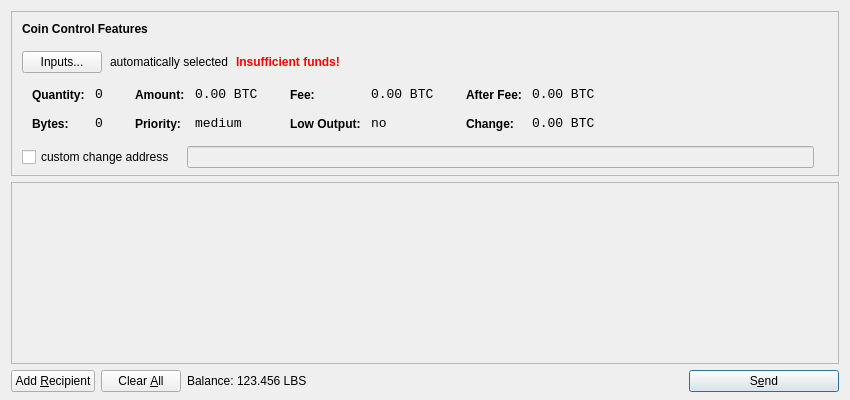
First picture: the form in src/qt/forms/sendcoinsdialog.ui, repository liteblocks-project/liteblocks, before the edit.
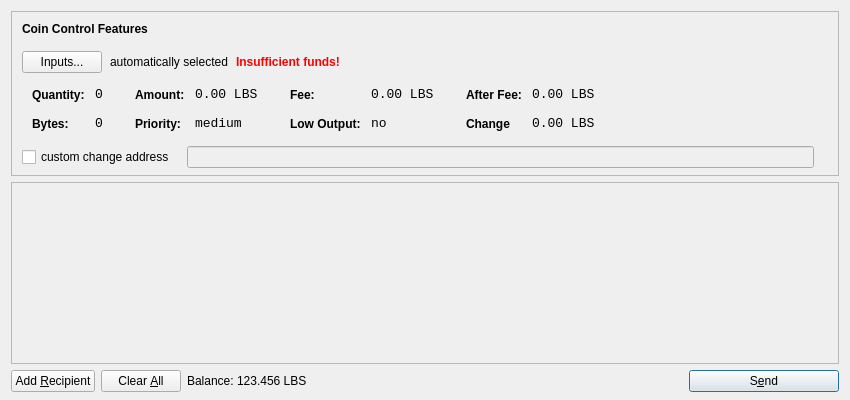
Second picture: the form after the edit. Icons and pictures are not drawn.

What changed in the file:
```diff
--- a/src/qt/forms/sendcoinsdialog.ui
+++ b/src/qt/forms/sendcoinsdialog.ui
@@ -321,7 +321,7 @@
                   <enum>Qt::ActionsContextMenu</enum>
                  </property>
                  <property name="text">
-                  <string notr="true">0.00 BTC</string>
+                  <string>0.00 LBS</string>
                  </property>
                  <property name="textInteractionFlags">
                   <set>Qt::LinksAccessibleByMouse|Qt::TextSelectableByKeyboard|Qt::TextSelectableByMouse</set>
@@ -407,7 +407,7 @@
                   <enum>Qt::ActionsContextMenu</enum>
                  </property>
                  <property name="text">
-                  <string notr="true">0.00 BTC</string>
+                  <string>0.00 LBS</string>
                  </property>
                  <property name="textInteractionFlags">
                   <set>Qt::LinksAccessibleByMouse|Qt::TextSelectableByKeyboard|Qt::TextSelectableByMouse</set>
@@ -493,7 +493,7 @@
                   <enum>Qt::ActionsContextMenu</enum>
                  </property>
                  <property name="text">
-                  <string notr="true">0.00 BTC</string>
+                  <string>0.00 LBS</string>
                  </property>
                  <property name="textInteractionFlags">
                   <set>Qt::LinksAccessibleByMouse|Qt::TextSelectableByKeyboard|Qt::TextSelectableByMouse</set>
@@ -506,7 +506,7 @@
                   <string notr="true">font-weight:bold;</string>
                  </property>
                  <property name="text">
-                  <string>Change:</string>
+                  <string>Change</string>
                  </property>
                 </widget>
                </item>
@@ -525,7 +525,7 @@
                   <enum>Qt::ActionsContextMenu</enum>
                  </property>
                  <property name="text">
-                  <string notr="true">0.00 BTC</string>
+                  <string>0.00 LBS</string>
                  </property>
                  <property name="textInteractionFlags">
                   <set>Qt::LinksAccessibleByMouse|Qt::TextSelectableByKeyboard|Qt::TextSelectableByMouse</set>
@@ -709,6 +709,12 @@
        </property>
        <item>
         <widget class="QLabel" name="label">
+         <property name="sizePolicy">
+          <sizepolicy hsizetype="Preferred" vsizetype="Fixed">
+           <horstretch>0</horstretch>
+           <verstretch>0</verstretch>
+          </sizepolicy>
+         </property>
          <property name="text">
           <string>Balance:</string>
          </property>
@@ -716,6 +722,12 @@
        </item>
        <item>
         <widget class="QLabel" name="labelBalance">
+         <property name="sizePolicy">
+          <sizepolicy hsizetype="Preferred" vsizetype="Fixed">
+           <horstretch>0</horstretch>
+           <verstretch>0</verstretch>
+          </sizepolicy>
+         </property>
          <property name="cursor">
           <cursorShape>IBeamCursor</cursorShape>
          </property>
```
Left out of the diff: 4 changed lines with no effect on the pictures.
